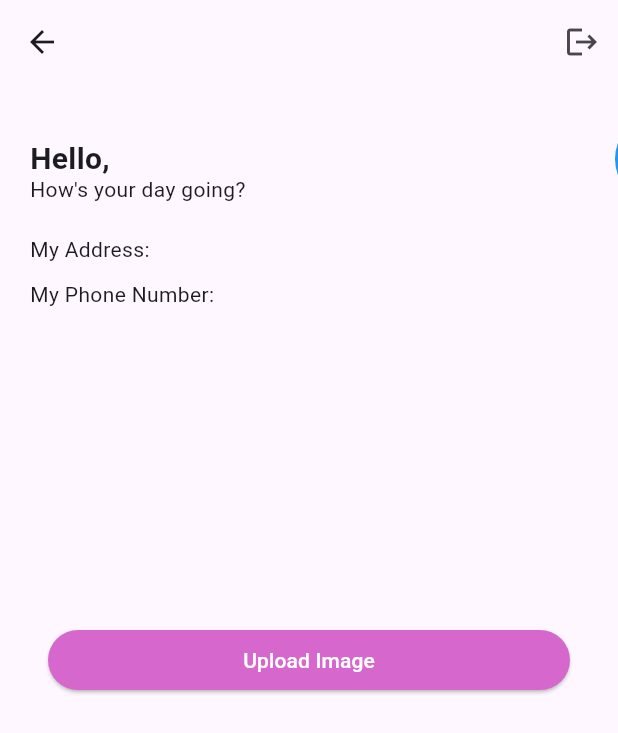
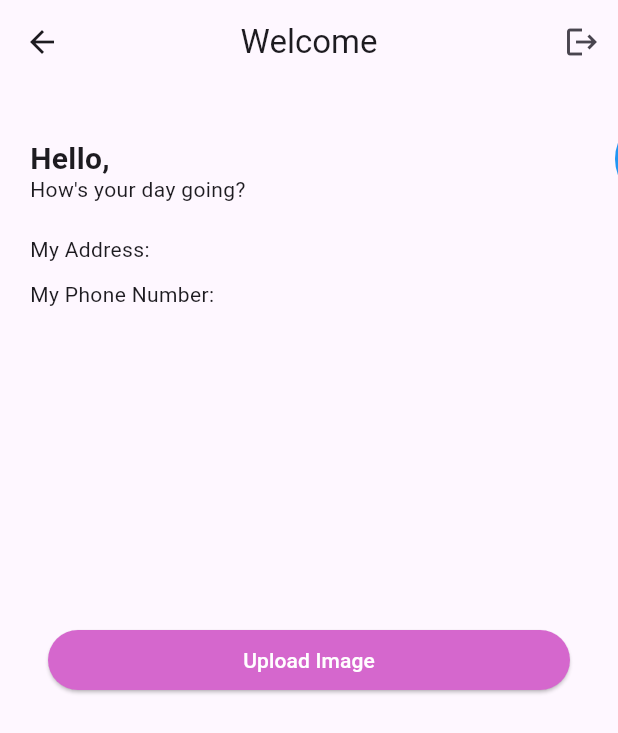
Before and after one commit to Saepul-alam/flower, a Flutter app: the HomeView screen opened by its route, on a phone screen of 412 x 824 dp. Shown: the top 733 px of the screen. Run offline on Flutter 3.47's test engine with Material 3 defaults, Android fonts, the phone set to English and light mode, and no system bars; our stand-ins replace cloud_firestore, firebase_auth, firebase_core, get, get_storage, image_picker; accounts and stored records are empty.

Commit message:
Update home view and splash controller

```diff
--- a/lib/app/modules/home/views/home_view.dart
+++ b/lib/app/modules/home/views/home_view.dart
@@ -10,7 +10,7 @@ class HomeView extends StatelessWidget {
 
     return Scaffold(
       appBar: AppBar(
-        title: Text(''),
+        title: Text('Welcome'),
         centerTitle: true,
         actions: [
           IconButton(
@@ -39,17 +39,17 @@ class HomeView extends StatelessWidget {
                         style: TextStyle(
                           fontSize: 20,
                           fontWeight:
-                              FontWeight.bold, // membuat teks menjadi bold
+                              FontWeight.bold,
                         ),
                       ),
                     ),
-                    SizedBox(width: 70), // Add some spacing
+                    SizedBox(width: 70),
                     Positioned(
                       width: 10,
                       right: 0,
                       child: CircleAvatar(
                         backgroundColor:
-                            Colors.blue, // You can change the color as needed
+                            Colors.blue,
                         radius: 50,
 
                         child: Obx(
@@ -97,7 +97,7 @@ class HomeView extends StatelessWidget {
                   style: TextStyle(fontSize: 14),
                 ),
               ),
-              Align( // Positioned the button to center horizontally and bottom
+              Align(
                 alignment: Alignment.center,
                 child: ElevatedButton(
                   onPressed: () async {
@@ -131,16 +131,17 @@ class HomeView extends StatelessWidget {
                       },
                     );
                   },
-                  // Set width to 300 and height to 40
                   child: SizedBox(
                     width: 300,
                     height: 40,
                     child: Center(
-                      child: Text('Upload Image', style: TextStyle(fontSize: 14, color: Colors.white)), // Ubah warna teks menjadi putih disini
+                      child: Text('Upload Image',
+                          style: TextStyle(fontSize: 14, color: Colors.white)),
                     ),
                   ),
                   style: ButtonStyle(
-                    backgroundColor: MaterialStateProperty.all<Color>(Color(0xFFD567CD)), // Ubah warna latar belakang tombol disini
+                    backgroundColor:
+                        MaterialStateProperty.all<Color>(Color(0xFFD567CD)),
                   ),
                 ),
               ),
--- a/lib/app/modules/splash/controllers/splash_controller.dart
+++ b/lib/app/modules/splash/controllers/splash_controller.dart
@@ -10,7 +10,7 @@ class SplashController extends GetxController {
   @override
   void onInit() {
     super.onInit();
-    GetStorage().write("status", "login"); // Perbaikan: Menggunakan GetStorage().write
+    GetStorage().write("status", "login");
   }
 
   @override
@@ -19,10 +19,10 @@ class SplashController extends GetxController {
     print("onready splashscreencontroller");
     if (GetStorage().read("status") != "" && GetStorage().read("status") != null) {
       Future.delayed(const Duration(seconds: 3), () {
-        Get.offAllNamed(Routes.LOGIN); // Perbaikan: Menggunakan Get.offAllNamed
+        Get.offAllNamed(Routes.LOGIN);
       });
     } else {
-      Get.offAllNamed(Routes.LOGIN); // Perbaikan: Menggunakan Get.offAllNamed
+      Get.offAllNamed(Routes.LOGIN);
     }
   }
 
```
